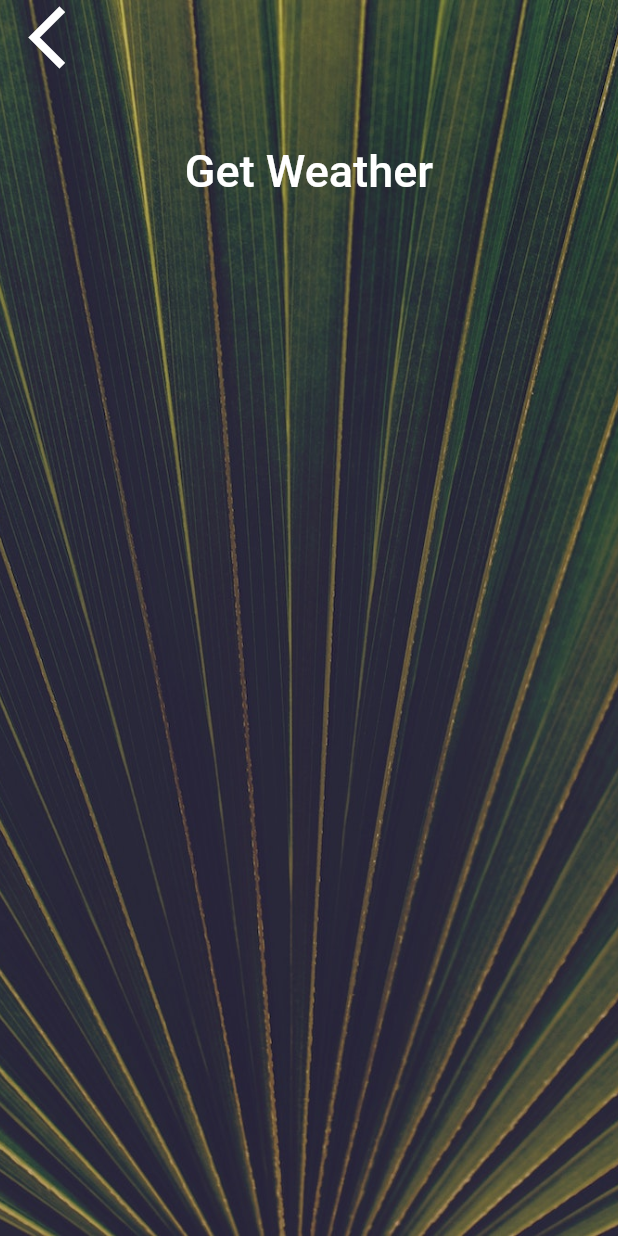
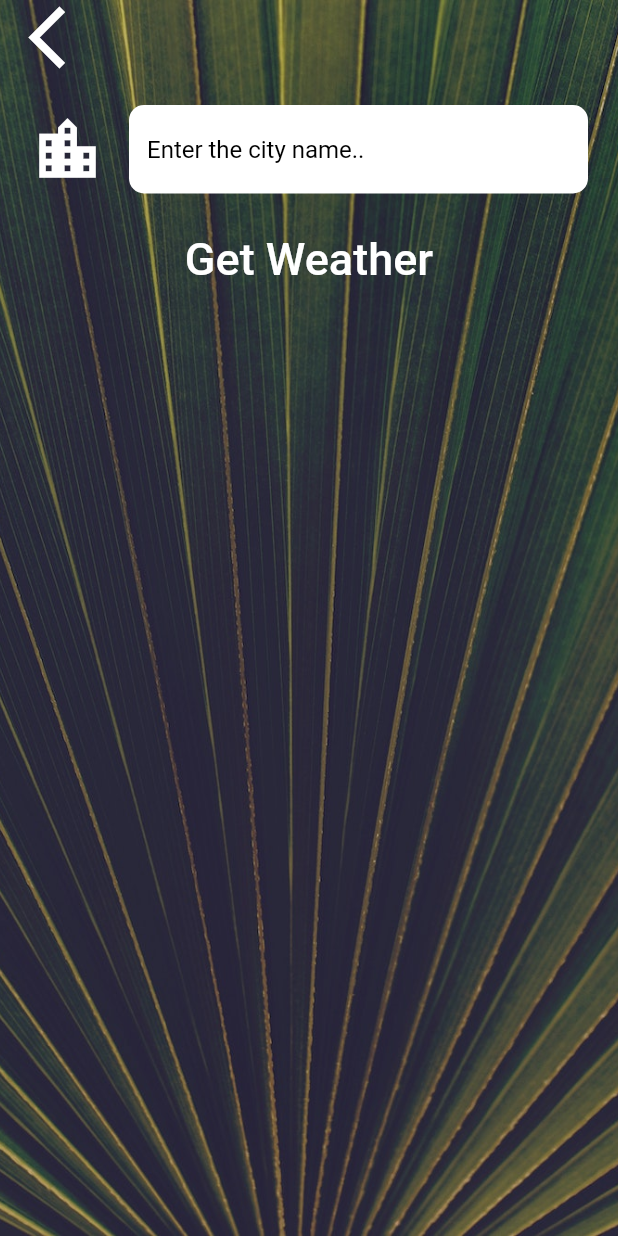
Before and after one commit to Sohag-84/Weather_App, a Flutter app: the CityScreen screen opened directly, on a phone screen of 412 x 824 dp. Run offline on Flutter 3.47's test engine with Material 2 defaults, Android fonts, the phone set to English and light mode, and no system bars; our stand-ins replace flutter_spinkit, geolocator; Roboto replaces fonts that are missing (Spartan MB).

Commit message:
create textField for got user city name

```diff
--- a/lib/screens/city_screen.dart
+++ b/lib/screens/city_screen.dart
@@ -34,7 +34,25 @@ class _CityScreenState extends State<CityScreen> {
               ),
               Container(
                 padding: const EdgeInsets.all(20.0),
-                child: null,
+                child: const TextField(
+                  style: TextStyle(color: Colors.black),
+                  decoration: InputDecoration(
+                    filled: true,
+                    fillColor: Colors.white,
+                    icon: Icon(Icons.location_city,
+                      color: Colors.white,
+                      size: 50,
+                    ),
+                    hintText: "Enter the city name..",
+                    hintStyle: TextStyle(
+                      color: Colors.black
+                    ),
+                    border: OutlineInputBorder(
+                      borderRadius: BorderRadius.all(Radius.circular(10)),
+                      borderSide: BorderSide.none,
+                    ),
+                  ),
+                ),
               ),
               FlatButton(
                 onPressed: () {},
--- a/lib/screens/location_screen.dart
+++ b/lib/screens/location_screen.dart
@@ -1,11 +1,9 @@
 import 'package:flutter/material.dart';
 import 'package:weather_app/utilities/constraints_file.dart';
 import 'package:weather_app/service/weather.dart';
-import 'package:weather_app/screens/loading_screen.dart';
+import 'city_screen.dart';
 
 class LocationScreen extends StatefulWidget {
-
-
 
   LocationScreen({this.locationWeather});
   final locationWeather;
@@ -38,7 +36,8 @@ class _LocationScreenState extends State<LocationScreen> {
         temperature = 0;
         weatherIcon = 'null';
         weatherMessage = 'Unable to get weather data';
-        cityName = 'empty';
+        cityName = '';
+        return;
       }
 
       var weatherId = weatherData['weather'][0]['id'];
@@ -84,7 +83,13 @@ class _LocationScreenState extends State<LocationScreen> {
                     ),
                   ),
                   FlatButton(
-                    onPressed: () {},
+                    onPressed: () {
+                      Navigator.push(context, MaterialPageRoute(builder: (context){
+                        return CityScreen();
+                      }
+                      )
+                      );
+                    },
                     child: const Icon(
                       Icons.location_city,
                       size: 50.0,
```
